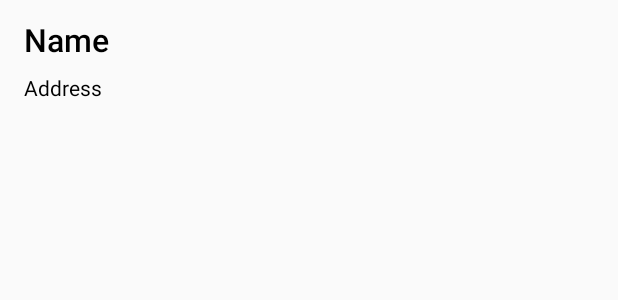
After one commit to shevart/Android-Map-Project, an Android app: the layout item_trip_point_history.xml on its own in the app's theme, with its tools: preview values and no code run, on a phone screen of 412 x 824 dp. The commit adds this screen. Shown: the top 300 px of the screen. Run offline under Robolectric (Android 15) with nearby library versions, the phone set to English and light mode, and no system bars.

Commit message:
work with history UI

```diff
--- a/app/build.gradle
+++ b/app/build.gradle
@@ -27,6 +27,7 @@ dependencies {
     })
 
     compile 'com.android.support:appcompat-v7:26.1.0'
+    compile 'com.android.support:recyclerview-v7:26.1.0'
     compile 'com.android.support.constraint:constraint-layout:1.0.2'
     compile 'com.google.android.gms:play-services-maps:11.0.4'
     compile 'com.google.android.gms:play-services-places:11.0.4'
--- /dev/null
+++ b/app/src/main/res/layout/item_trip_point_history.xml
@@ -0,0 +1,35 @@
+<?xml version="1.0" encoding="utf-8"?>
+<LinearLayout xmlns:android="http://schemas.android.com/apk/res/android"
+    xmlns:tools="http://schemas.android.com/tools"
+    android:id="@+id/llTripPoint"
+    android:layout_width="match_parent"
+    android:layout_height="match_parent"
+    android:background="?selectableItemBackground"
+    android:paddingRight="@dimen/double_dimen"
+    android:paddingLeft="@dimen/double_dimen"
+    android:paddingTop="@dimen/pre_double_dimen"
+    android:paddingBottom="@dimen/pre_double_dimen"
+    android:orientation="vertical">
+
+    <TextView
+        android:id="@+id/tvTripPointName"
+        android:layout_width="match_parent"
+        android:layout_height="wrap_content"
+        android:textColor="@android:color/black"
+        android:textSize="21sp"
+        android:maxLines="1"
+        android:fontFamily="sans-serif-medium"
+        tools:text="Name"/>
+
+    <TextView
+        android:id="@+id/tvTripPointAddress"
+        android:layout_width="match_parent"
+        android:layout_height="wrap_content"
+        android:textColor="@android:color/black"
+        android:paddingTop="@dimen/base_dimen"
+        android:textSize="14sp"
+        android:maxLines="2"
+        android:fontFamily="sans-serif"
+        tools:text="Address"/>
+
+</LinearLayout>
--- a/app/src/main/res/values/strings.xml
+++ b/app/src/main/res/values/strings.xml
@@ -15,4 +15,5 @@
     <string name="error_alert_set_end_trip_point">Укажите конечную точку маршрута!</string>
     <string name="error_alert_set_start_trip_point">Укажите начальную точку маршрута!</string>
     <string name="error_alert_route_failed">Не удалось построить маршрут!</string>
+    <string name="no_name">Без имени</string>
 </resources>
```
Also changed, not shown: app/src/main/java/com/shevart/google_map/ui/screens/select_last_place/SelectPlaceFromHistoryActivity.java (+18 -2 lines), app/src/main/java/com/shevart/google_map/ui/screens/select_last_place/TripPointsHistoryRVAdapter.java (added, +74 -0 lines), app/src/main/res/layout/activity_select_place_from_history.xml (+7 -2 lines).
